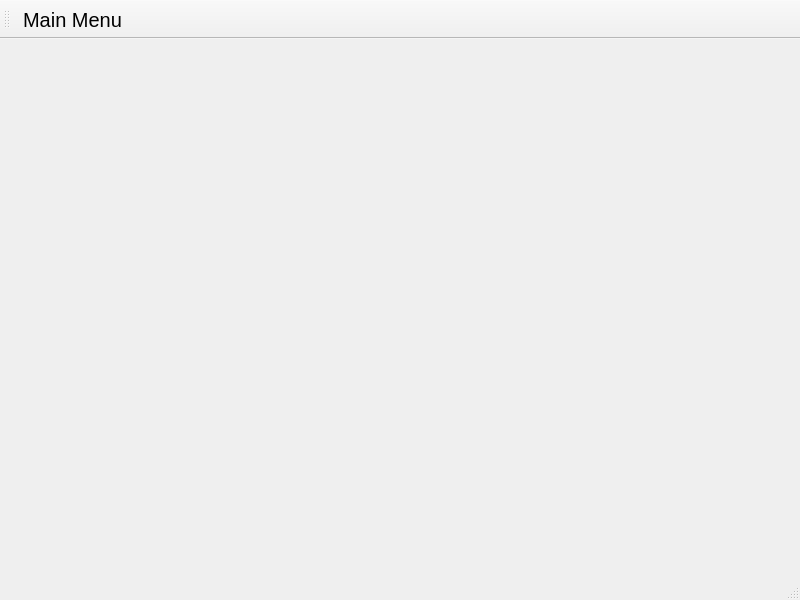
Above: Client/Client/assignmentcreationwindow.ui from Oleksii-Adamov/OOP-4sem-project before the change. Below: the same form after it.
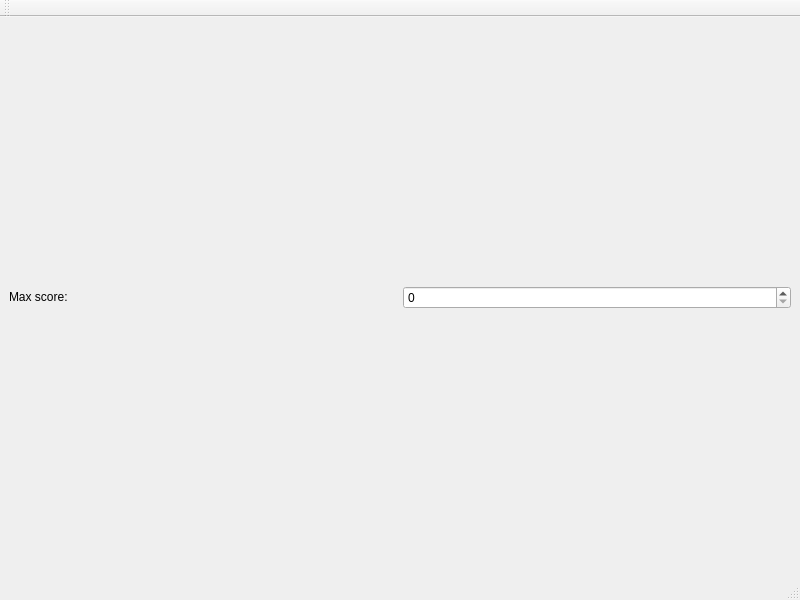
That is the form after the change.

The edit to the form file:
```diff
--- a/Client/Client/assignmentcreationwindow.ui
+++ b/Client/Client/assignmentcreationwindow.ui
@@ -13,7 +13,34 @@
   <property name="windowTitle">
    <string>MainWindow</string>
   </property>
-  <widget class="QWidget" name="centralwidget"/>
+  <widget class="QWidget" name="centralwidget">
+   <layout class="QVBoxLayout" name="verticalLayout">
+    <item>
+     <layout class="QHBoxLayout" name="horizontalLayout">
+      <item>
+       <widget class="QLabel" name="label_max_score">
+        <property name="sizePolicy">
+         <sizepolicy hsizetype="Preferred" vsizetype="Fixed">
+          <horstretch>0</horstretch>
+          <verstretch>0</verstretch>
+         </sizepolicy>
+        </property>
+        <property name="text">
+         <string>Max score: </string>
+        </property>
+       </widget>
+      </item>
+      <item>
+       <widget class="QSpinBox" name="spinBox_max_score">
+        <property name="maximum">
+         <number>100</number>
+        </property>
+       </widget>
+      </item>
+     </layout>
+    </item>
+   </layout>
+  </widget>
   <widget class="QMenuBar" name="menubar">
    <property name="geometry">
     <rect>
@@ -35,18 +62,7 @@
    <attribute name="toolBarBreak">
     <bool>false</bool>
    </attribute>
-   <addaction name="actionMain_Menu"/>
   </widget>
-  <action name="actionMain_Menu">
-   <property name="text">
-    <string>Main Menu</string>
-   </property>
-   <property name="font">
-    <font>
-     <pointsize>15</pointsize>
-    </font>
-   </property>
-  </action>
  </widget>
  <resources/>
  <connections/>
```
